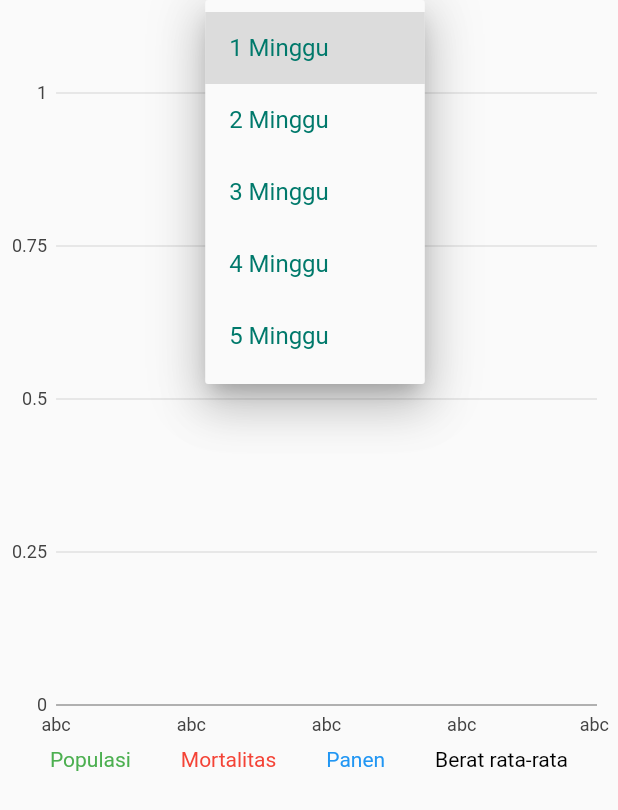
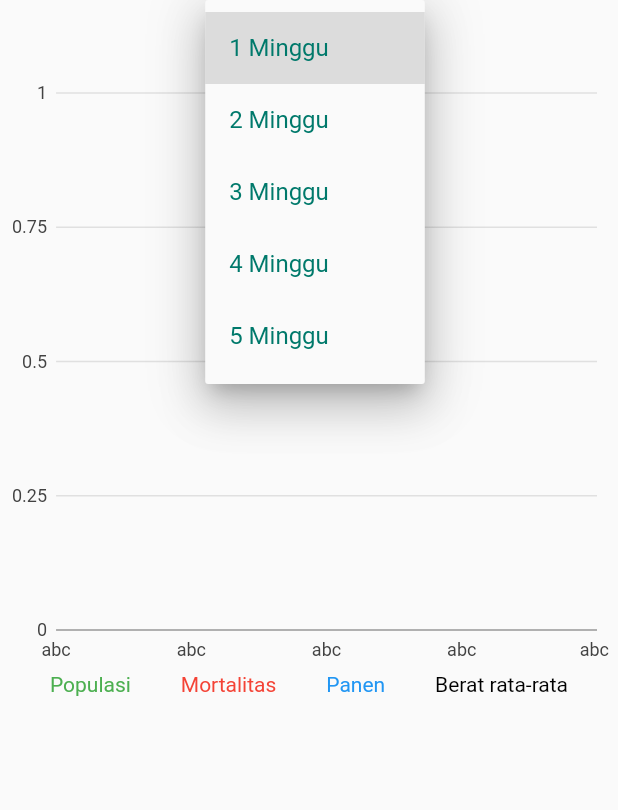
Before and after one commit to Bram-Putra/farm_app, a Flutter app: the DailyCheckParentChart screen opened directly with empty values, after a tap on "1 Minggu", on a phone screen of 412 x 824 dp. Shown: the top 810 px of the screen. Run offline on Flutter 3.47's test engine with Material 2 defaults, Android fonts, the light colour scheme and no system bars; our stand-ins replace charts_flutter, convex_bottom_bar, flutter_slidable, rflutter_alert; network calls fail.

Commit message:
update minor

```diff
--- a/lib/podo/barn_constant.dart
+++ b/lib/podo/barn_constant.dart
@@ -3,8 +3,8 @@ library constants;
 import 'package:farmapp/icon/besoft_icons.dart';
 import 'package:flutter/material.dart';
 
-//const url_path = 'http://165.22.61.234:9999/barn/';
-const url_path = 'http://192.168.1.4:9999/barn/';
+const url_path = 'http://165.22.61.234:9999/barn/';
+//const url_path = 'http://192.168.1.4:9999/barn/';
 
 const app_title = 'Farm House';
 
--- a/lib/widget/daily_check_chart_widget.dart
+++ b/lib/widget/daily_check_chart_widget.dart
@@ -39,7 +39,7 @@ class _DailyCheckChartState extends State<DailyCheckChart> {
   Widget build(BuildContext context) {
 //    print('build');
     return Container(
-      height: 450.0,
+      height: 400.0,
       child:
       new charts.LineChart(widget.seriesList, animate: widget.animate,
         domainAxis: charts.NumericAxisSpec(tickFormatterSpec: customTickFormatter))
--- a/lib/widget/transaksi_widget.dart
+++ b/lib/widget/transaksi_widget.dart
@@ -25,7 +25,7 @@ class _TransaksiState extends State<Transaksi> {
           backgroundColor: const Color(0xFF455A64),
           items: [
             TabItem(icon: Icons.access_alarm, title: 'Inspeksi Harian'),
-            TabItem(icon: icon_materi, title: 'Pemberian Material'),
+            TabItem(icon: icon_materi, title: 'Material'),
             TabItem(icon: Icons.swap_vertical_circle, title: 'Mutasi')
           ],
           initialActiveIndex: controller.getBodyNumber(),
```
